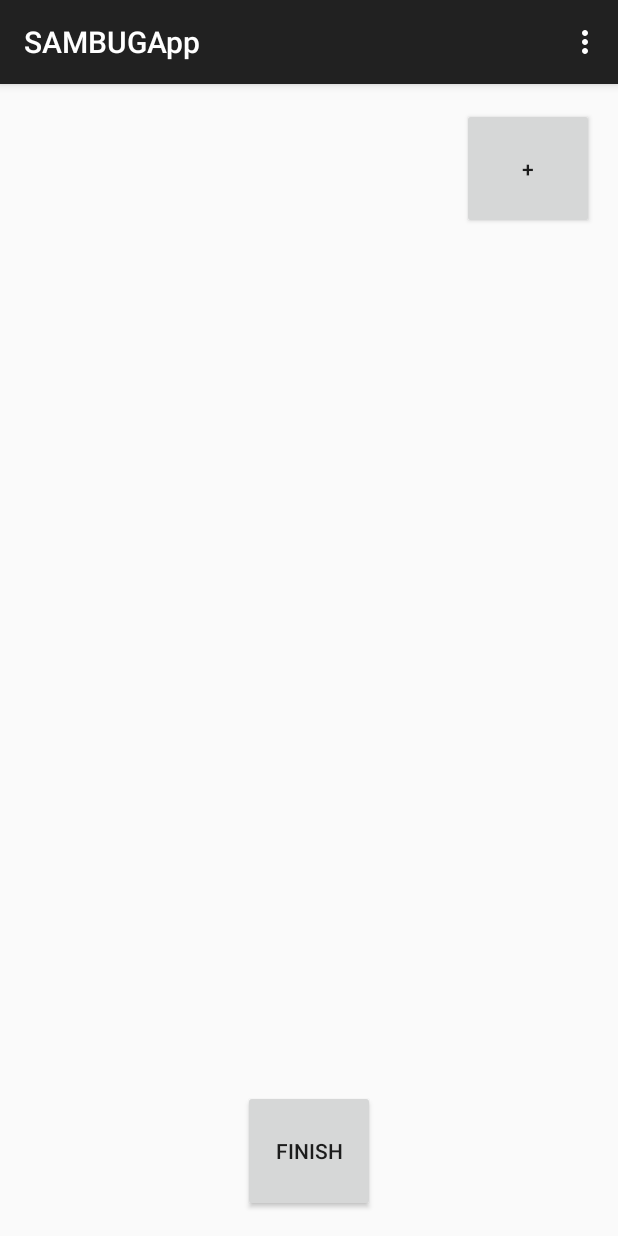
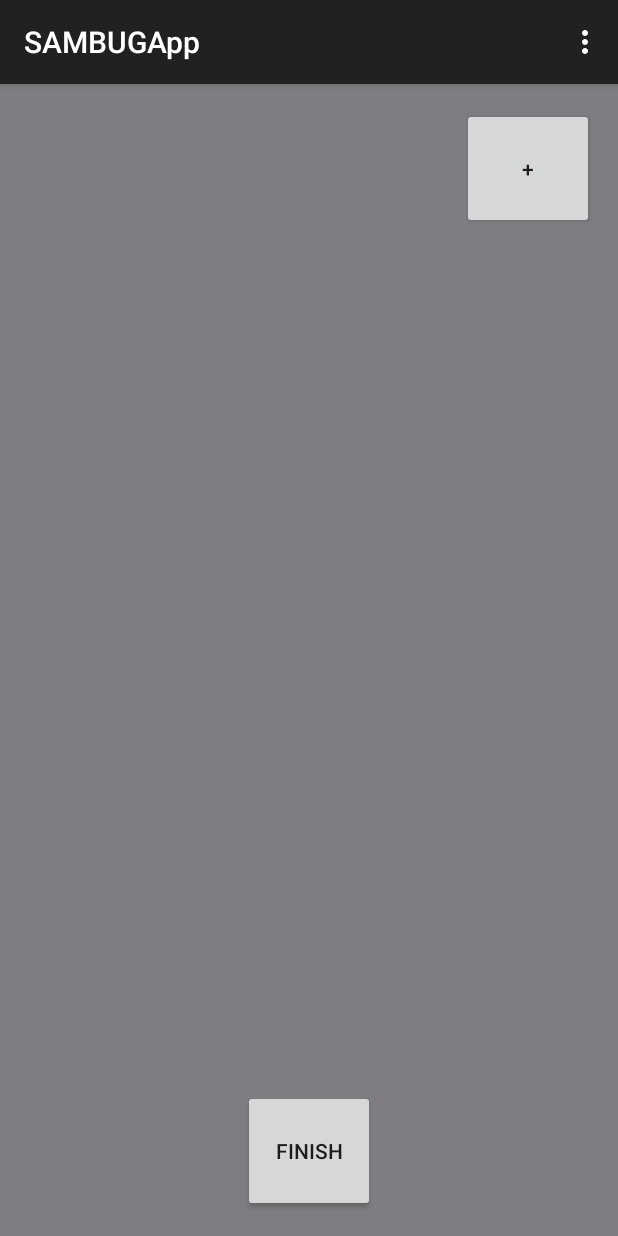
Before and after one commit to WMostert1/Vector-Software-Developers, an Android app: the ScoutTripActivity screen opened directly, with no data from a screen before it, on a phone screen of 412 x 824 dp. Run offline under Robolectric (Android 15) with nearby library versions, the phone set to English and light mode, and no system bars.

Commit message:
Finished ScoutTripActivity functionality

```diff
--- a/SAMBUGApp/app/src/main/res/layout/activity_scout_trip.xml
+++ b/SAMBUGApp/app/src/main/res/layout/activity_scout_trip.xml
@@ -8,7 +8,8 @@
                 android:paddingBottom="@dimen/activity_vertical_margin"
                 android:orientation="vertical"
                 android:weightSum="90"
-                tools:context="vsd.co.za.sambugapp.ScoutTripActivity">
+                tools:context="vsd.co.za.sambugapp.ScoutTripActivity"
+              android:background="#ff7f7d81">
         <Button
             android:id="@+id/btnAddStop"
             android:layout_width="wrap_content"
```
Also changed, not shown: SAMBUGApp/app/src/main/res/layout/bug_info.xml (+4 -3 lines).
